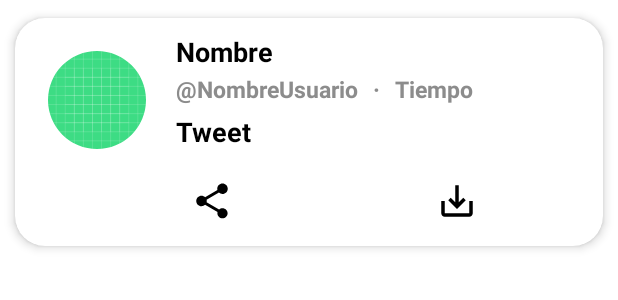
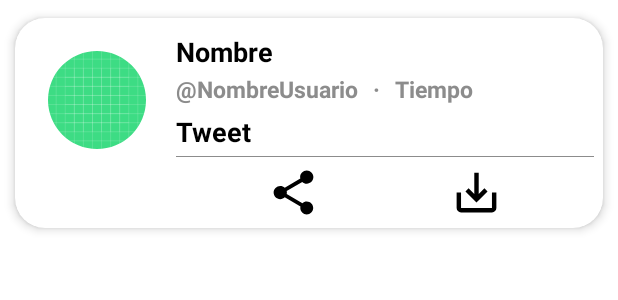
Before and after one commit to Javidroid/ParsiApp_ASEE, an Android app: the layout list_tweet.xml on its own in the app's theme, with its tools: preview values and no code run, on a phone screen of 412 x 824 dp. Shown: the top 300 px of the screen. Run offline under Robolectric (Android 15) with nearby library versions, the phone set to English and light mode, and no system bars.

Commit message:
Mejoras del diseño

```diff
--- a/app/src/main/res/layout/list_tweet.xml
+++ b/app/src/main/res/layout/list_tweet.xml
@@ -79,7 +79,7 @@
                         android:layout_marginEnd="10dp"
                         android:layout_marginBottom="2dp"
                         android:ellipsize="end"
-                        android:maxLength="15"
+                        android:maxLength="16"
                         android:text="@string/nombreusuario"
                         android:textColor="#8c8c8c"
                         android:textSize="15sp"
@@ -120,7 +120,16 @@
                     android:textSize="18sp"
                     android:textStyle="bold" />
 
-                <RelativeLayout
+                <androidx.constraintlayout.widget.ConstraintLayout
+                    android:layout_width="match_parent"
+                    android:layout_height="0.5dp"
+                    android:background="#8c8c8c"
+                    android:paddingTop="1dp"
+                    android:paddingBottom="1dp">
+
+                </androidx.constraintlayout.widget.ConstraintLayout>
+
+                <androidx.constraintlayout.widget.ConstraintLayout
                     android:id="@+id/buttons"
                     android:layout_width="match_parent"
                     android:layout_height="wrap_content"
@@ -128,29 +137,31 @@
 
                     <ImageButton
                         android:id="@+id/share"
-                        android:layout_width="48dp"
-                        android:layout_height="48dp"
-                        android:layout_alignParentStart="true"
-                        android:layout_alignParentTop="true"
+                        android:layout_width="35dp"
+                        android:layout_height="35dp"
+                        app:layout_constraintEnd_toEndOf="parent"
+                        app:layout_constraintStart_toStartOf="parent"
+                        app:layout_constraintHorizontal_bias="0.25"
                         app:srcCompat="@drawable/ic_baseline_share_24"
                         android:scaleType="centerCrop"
-                        android:backgroundTint="@color/material_dynamic_neutral100"
-                        android:contentDescription="@string/compartir" />
+                        android:background="@null"
+                        android:contentDescription="@string/compartir"
+                        tools:ignore="MissingConstraints" />
 
                     <ImageButton
                         android:id="@+id/save"
-                        android:layout_width="48dp"
-                        android:layout_height="48dp"
-                        android:layout_marginEnd="67dp"
-                        android:layout_alignParentEnd="true"
-                        android:layout_alignParentTop="true"
+                        android:layout_width="35dp"
+                        android:layout_height="35dp"
+                        app:layout_constraintEnd_toEndOf="parent"
+                        app:layout_constraintStart_toStartOf="parent"
+                        app:layout_constraintHorizontal_bias="0.75"
                         android:textAlignment="@+id/buttons"
                         app:srcCompat="@drawable/ic_baseline_save_alt_24"
                         android:scaleType="centerCrop"
-                        android:backgroundTint="@color/material_dynamic_neutral100"
-                        android:contentDescription="@string/guardartweet" />
-                </RelativeLayout >
-
+                        android:background="@null"
+                        android:contentDescription="@string/guardartweet"
+                        tools:ignore="MissingConstraints" />
+                </androidx.constraintlayout.widget.ConstraintLayout >
             </LinearLayout>
         </RelativeLayout>
     </LinearLayout>
```
